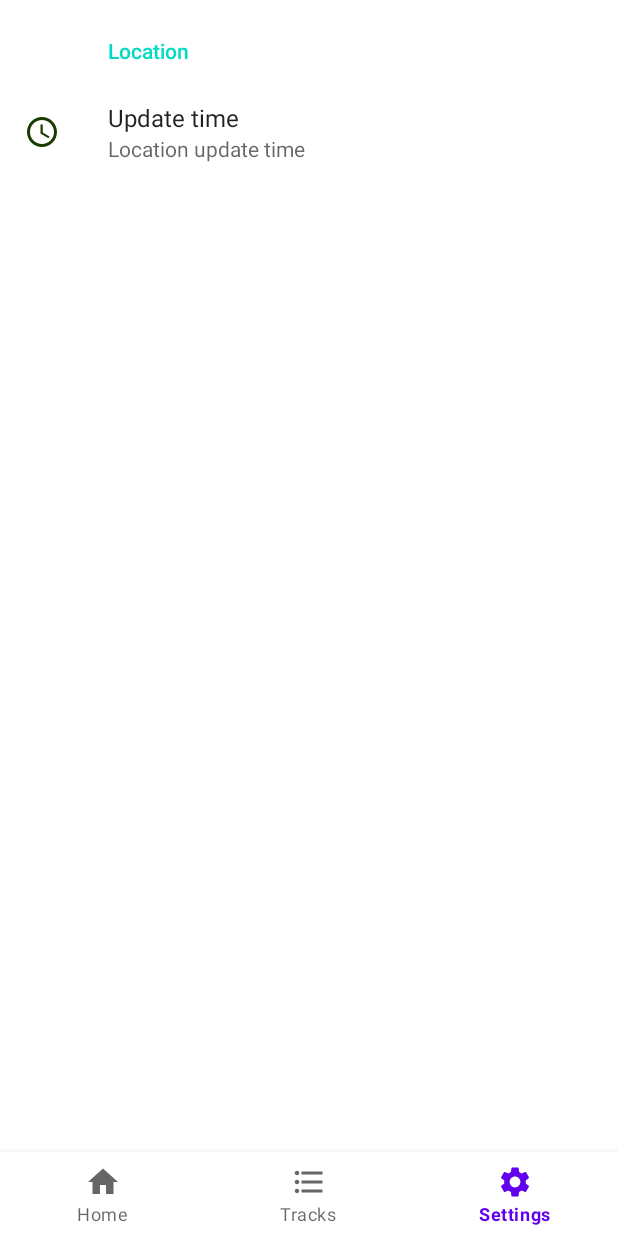
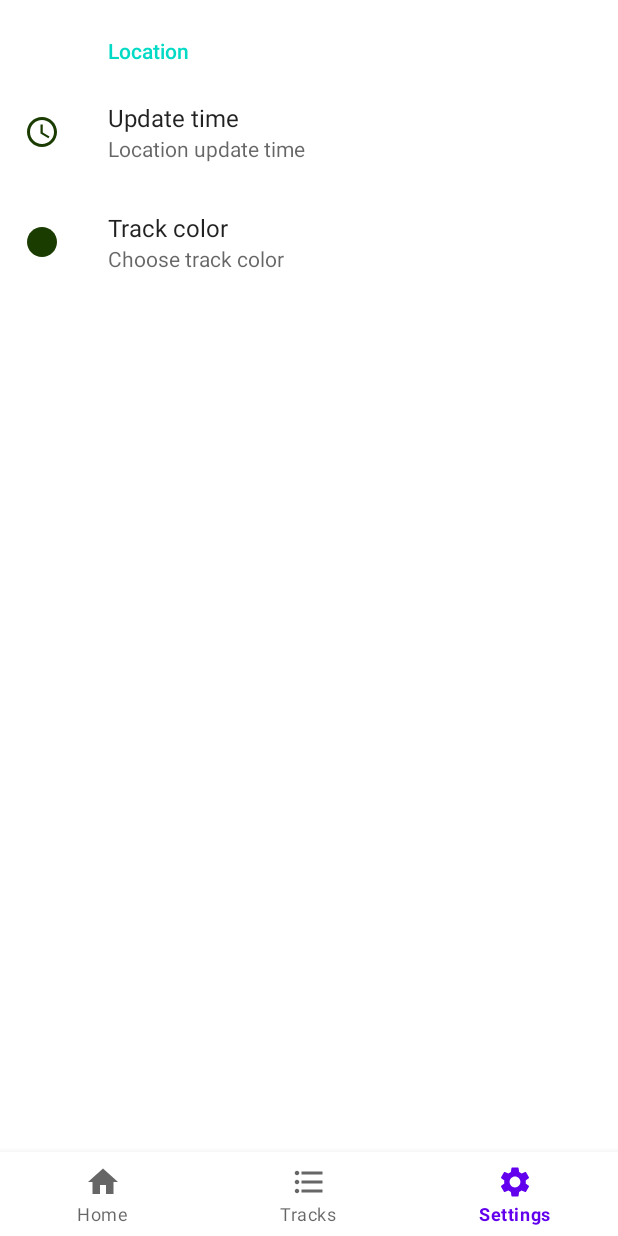
Before and after one commit to demosss/GpsTrackerCurse, an Android app: the screen it shows after launch (MainActivity), item 3 of the bottom bar chosen, on a phone screen of 412 x 824 dp. Run offline under Robolectric (Android 15) with nearby library versions, the phone set to English and light mode, and no system bars; our stand-ins replace androidx.preference; 4 statements that could not run were skipped.

Commit message:
lesson_8

```diff
--- /dev/null
+++ b/app/src/main/res/drawable/ic_circle.xml
@@ -0,0 +1,5 @@
+<vector android:height="24dp" android:tint="#1A3C00"
+    android:viewportHeight="24" android:viewportWidth="24"
+    android:width="24dp" xmlns:android="http://schemas.android.com/apk/res/android">
+    <path android:fillColor="@android:color/white" android:pathData="M12,2C6.47,2 2,6.47 2,12s4.47,10 10,10 10,-4.47 10,-10S17.53,2 12,2z"/>
+</vector>
--- a/app/src/main/res/values/arrays.xml
+++ b/app/src/main/res/values/arrays.xml
@@ -10,4 +10,14 @@
         <item>5000</item>
         <item>10000</item>
     </string-array>
+    <string-array name="color_name">
+        <item>Blue</item>
+        <item>Red</item>
+        <item>Black</item>
+    </string-array>
+    <string-array name="color_value">
+        <item>#FF009EDA</item>
+        <item>#FFFF0000</item>
+        <item>#FF000000</item>
+    </string-array>
 </resources>
--- a/app/src/main/res/values/strings.xml
+++ b/app/src/main/res/values/strings.xml
@@ -3,8 +3,11 @@
     <string name="home">Home</string>
     <string name="tracks">Tracks</string>
     <string name="settings">Settings</string>
+
     <string name="location">Location</string>
 
     <string name="update_time">Update time</string>
     <string name="update_time_summary">Location update time</string>
+    <string name="track_color">Track color</string>
+    <string name="track_color_summary">Choose track color</string>
 </resources>
--- a/app/src/main/res/xml/main_preference.xml
+++ b/app/src/main/res/xml/main_preference.xml
@@ -3,7 +3,6 @@
     xmlns:android="http://schemas.android.com/apk/res/android">
 
     <PreferenceCategory android:title="@string/location">
-
         <ListPreference
             android:defaultValue="3000"
             android:entries="@array/loc_time_update_name"
@@ -12,5 +11,13 @@
             android:title="@string/update_time"
             app:icon="@drawable/ic_update_time"
             app:summary="@string/update_time_summary" />
+        <ListPreference
+            android:defaultValue="#FF009EDA"
+            android:entries="@array/color_name"
+            android:entryValues="@array/color_value"
+            android:key="color_key"
+            android:title="@string/track_color"
+            app:icon="@drawable/ic_circle"
+            app:summary="@string/track_color_summary" />
     </PreferenceCategory>
 </PreferenceScreen>
```
Also changed, not shown: app/src/main/java/com/spbdemosss/gpstrackercurse/fragments/SettingsFragment.kt (+24 -5 lines).
